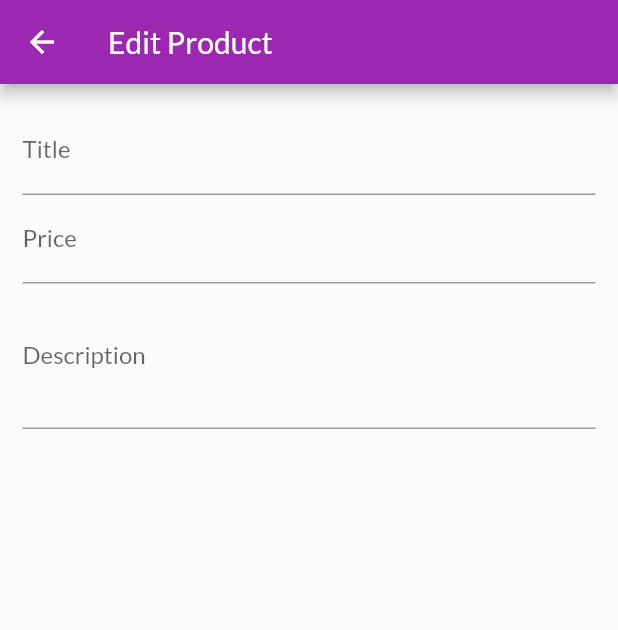
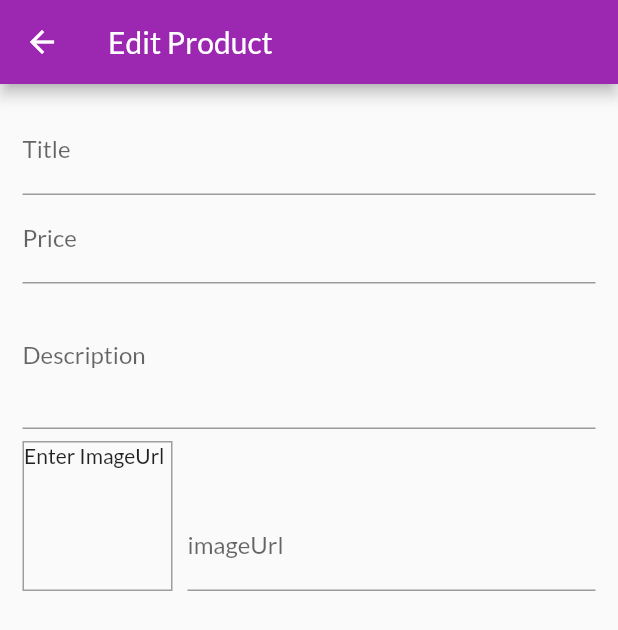
Before and after one commit to ahmed3ssem/MyShop-Flutter, a Flutter app: the EditProductScreen screen opened by its route, on a phone screen of 412 x 824 dp. Shown: the top 630 px of the screen. Run offline on Flutter 3.47's test engine with Material 2 defaults, Android fonts, the phone set to English and light mode, and no system bars; network calls fail.

Commit message:
Image Input & Image Preview

```diff
--- a/lib/screens/edit_product_screen.dart
+++ b/lib/screens/edit_product_screen.dart
@@ -10,11 +10,31 @@ class EditProductScreen extends StatefulWidget {
 class _EditProductScreenState extends State<EditProductScreen> {
   final _priceFocusNode = FocusNode();
   final _desribeFocusNode = FocusNode();
+  final _imageUrlController = TextEditingController();
+  final  _imageFocusNode = FocusNode();
 
   @override
+  void initState() {
+    _imageFocusNode.addListener(_updateImageUrl);
+    super.initState();
+  }
+
+  void _updateImageUrl()
+  {
+    if(!_imageFocusNode.hasFocus)
+      {
+        setState(() {
+
+        });
+      }
+  }
+  @override
   void dispose() {
+    _imageFocusNode.removeListener(_updateImageUrl);
     _desribeFocusNode.dispose();
     _priceFocusNode.dispose();
+    _imageUrlController.dispose();
+    _imageFocusNode.dispose();
     // TODO: implement dispose
     super.dispose();
   }
@@ -51,6 +71,30 @@ class _EditProductScreenState extends State<EditProductScreen> {
                     keyboardType: TextInputType.multiline,
                     focusNode: _desribeFocusNode,
                   ),
+                  Row(
+                    crossAxisAlignment: CrossAxisAlignment.end,
+                    children: <Widget>[
+                      Container(
+                        height: 100,
+                        width: 100,
+                        margin: EdgeInsets.only(top: 8,right: 10),
+                        decoration: BoxDecoration(border: Border.all(
+                          width: 1,
+                          color: Colors.grey
+                        )),
+                        child: _imageUrlController.text.isEmpty ? Text("Enter ImageUrl" ) : FittedBox(child: Image.network(_imageUrlController.text),fit: BoxFit.cover,),
+                      ),
+                      Expanded(
+                          child: TextFormField(
+                            decoration: InputDecoration(labelText: "imageUrl"),
+                            keyboardType: TextInputType.url,
+                            textInputAction: TextInputAction.done,
+                            controller: _imageUrlController,
+                            focusNode: _imageFocusNode,
+                          ),
+                      ),
+                    ],
+                  )
                 ],
               )
           ),
```
